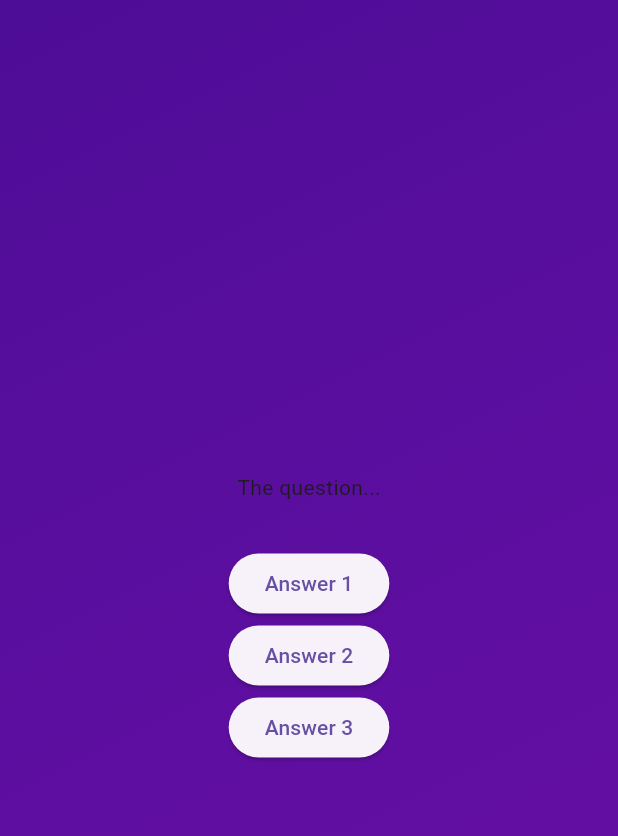
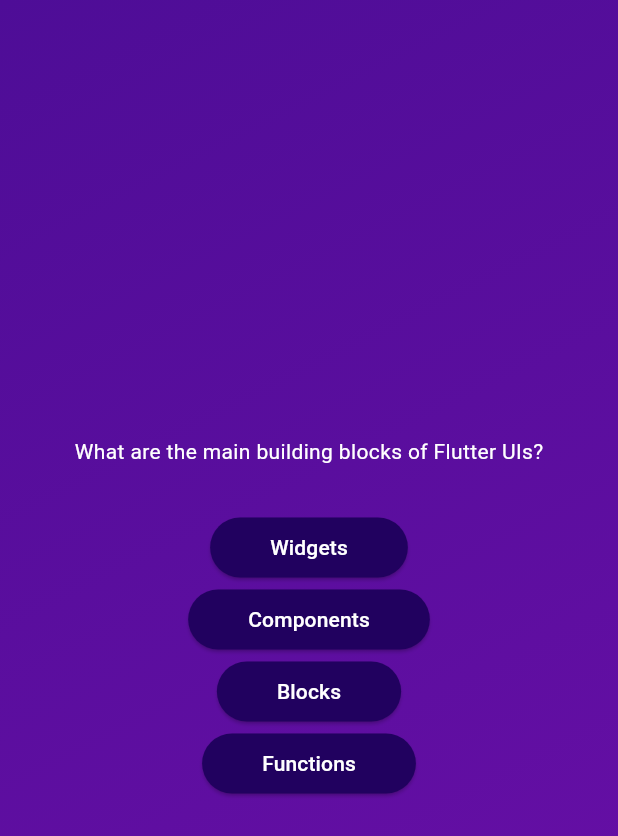
Before and after one commit to dincerv/quiz_app, a Flutter app: the screen it shows after launch, after a tap on "Start Quiz", on a phone screen of 412 x 824 dp. Shown: the top 836 px of the screen. Run offline on Flutter 3.47's test engine with Material 3 defaults, Android fonts, the phone set to English and light mode, and no system bars.

Commit message:
feat(question screen): implement QuestionScreen and AnswerButton widgets

```diff
--- /dev/null
+++ b/lib/answer_button.dart
@@ -0,0 +1,25 @@
+import 'package:flutter/material.dart';
+
+class AnswerButton extends StatelessWidget {
+  const AnswerButton(
+      {super.key, required this.answerText, required this.onTap});
+
+  final String answerText;
+  final void Function() onTap;
+
+  @override
+  Widget build(BuildContext context) {
+    return ElevatedButton(
+      onPressed: onTap,
+      style: ElevatedButton.styleFrom(
+        padding: const EdgeInsets.symmetric(vertical: 10, horizontal: 40),
+        backgroundColor: const Color.fromARGB(255, 33, 1, 95),
+        foregroundColor: Colors.white,
+        shape: RoundedRectangleBorder(
+          borderRadius: BorderRadius.circular(40),
+        ),
+      ),
+      child: Text(answerText),
+    );
+  }
+}
--- a/lib/questions_screen.dart
+++ b/lib/questions_screen.dart
@@ -1,4 +1,6 @@
 import 'package:flutter/material.dart';
+import 'package:quiz_app/answer_button.dart';
+import 'package:quiz_app/data/questions.dart';
 
 class QuestionsScreen extends StatefulWidget {
   const QuestionsScreen({super.key});
@@ -12,25 +14,23 @@ class QuestionsScreen extends StatefulWidget {
 class _QuestionsScreenState extends State<QuestionsScreen> {
   @override
   Widget build(context) {
+    final currentQuestion = questions[0];
+
     return SizedBox(
       width: double.infinity,
       child: Column(
         mainAxisAlignment: MainAxisAlignment.center,
         children: [
-          const Text('The question...'),
+          Text(
+            currentQuestion.text,
+            style: const TextStyle(
+              color: Colors.white,
+            ),
+          ),
           const SizedBox(height: 30),
-          ElevatedButton(
-            onPressed: () {},
-            child: const Text('Answer 1'),
-          ),
-          ElevatedButton(
-            onPressed: () {},
-            child: const Text('Answer 2'),
-          ),
-          ElevatedButton(
-            onPressed: () {},
-            child: const Text('Answer 3'),
-          ),
+          ...currentQuestion.answers.map((answer) {
+            return AnswerButton(answerText: answer, onTap: () {});
+          })
         ],
       ),
     );
```
Also changed, not shown: 1 other file.
